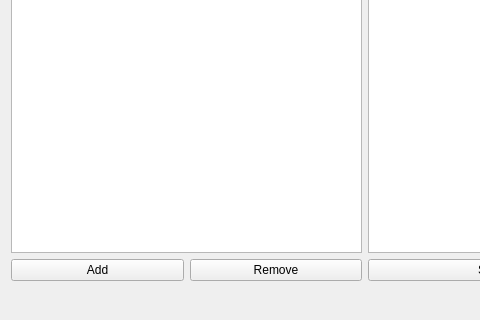
Warzone2100/WMIT, file src/ui/TextureDialog.ui: the form before one commit; both pictures show x 0 to 480 and y 220 to 540 of the 730 by 540 pixel window.
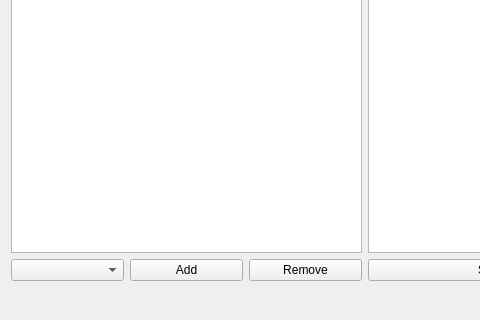
The form after the commit.

Commit message: Don't open a dialog for the "texture type" dropdown.

What changed in the file:
```diff
--- a/src/ui/TextureDialog.ui
+++ b/src/ui/TextureDialog.ui
@@ -21,6 +21,10 @@
      </item>
      <item>
       <layout class="QHBoxLayout" name="horizontalLayout">
+       <item>
+        <widget class="QComboBox" name="cbType">
+        </widget>
+       </item>
        <item>
         <widget class="QPushButton" name="pbAddType">
          <property name="text">
```
The commit also changes 2 other files.
